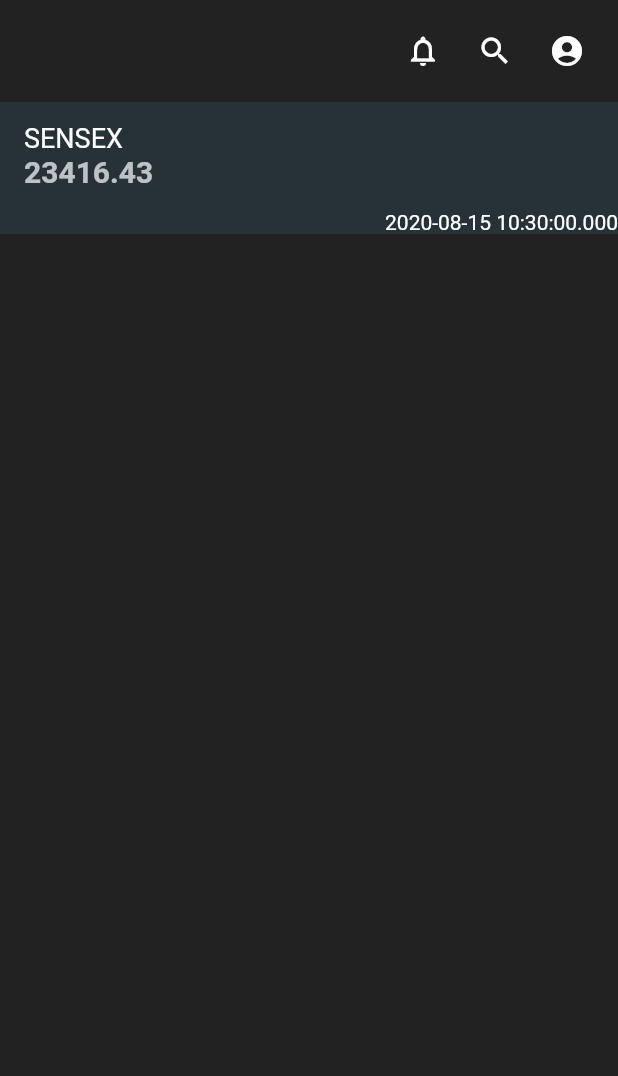
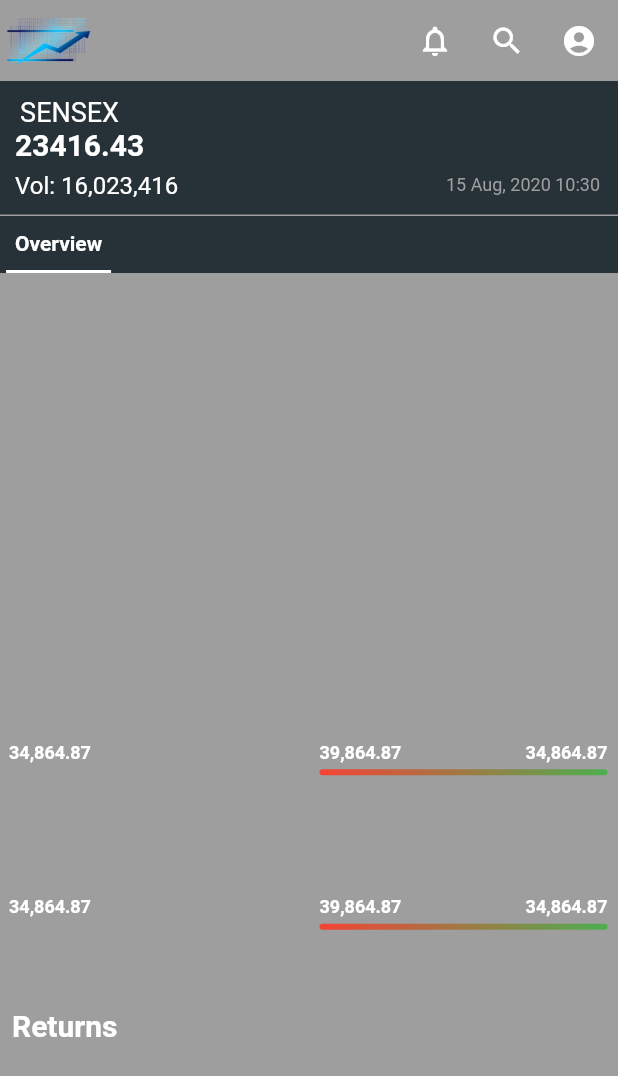
Before and after one commit to kodekittu/flipr_stock_app, a Flutter app: the HomePage screen opened by its route, on a phone screen of 412 x 824 dp. Shown: the top 1076 px of the screen. Run offline on Flutter 3.47's test engine with Material 2 defaults, Android fonts, the light colour scheme and no system bars; our stand-ins replace fluttertoast, wave.

Commit message:
added all tiles

```diff
--- a/lib/homePage.dart
+++ b/lib/homePage.dart
@@ -1,5 +1,10 @@
+import 'package:flipr_stock_app/widgets/returns.dart';
+import 'package:flipr_stock_app/widgets/withSlider.dart';
 import 'package:flutter/cupertino.dart';
 import 'package:flutter/material.dart';
+import 'package:intl/intl.dart';
+
+import 'widgets/tile.dart';
 
 class HomePage extends StatefulWidget {
   @override
@@ -7,15 +12,23 @@
 }
 
 class _HomePageState extends State<HomePage> {
+
+  DateTime d = DateTime.now();
   @override
   Widget build(BuildContext context) {
+    MediaQueryData data = MediaQuery.of(context);
+    final orientation = MediaQuery.of(context).orientation;
     return Scaffold(
-      backgroundColor: Colors.black87,
+      backgroundColor: Colors.black38,
       body: SafeArea(
         child: Column(
           children: [
             Padding(
-              padding: const EdgeInsets.all(10.0),
+              padding: const EdgeInsets.all(2.0),
+              child: Row( mainAxisAlignment: MainAxisAlignment.spaceBetween,
+                children: [
+                  Image.asset("assets/images/logo.png", height: 50, width: 60,),
+                  Container(
                     child: Row( mainAxisAlignment: MainAxisAlignment.end,
                       children: [
                         IconButton(
@@ -39,38 +52,166 @@
                       ],
                     ),
                   ),
+                ],
+              ),
+            ),
             Container(
+              alignment: Alignment.topLeft,
               color: Colors.blueGrey[900],
-              child: Row(
-                children: <Widget>[
-                  Expanded(
+              child: Padding(
+                padding: const EdgeInsets.all(10.0),
                 child: Column(
                   children: [
-                        ListTile(
-                          title: Text("SENSEX",
+                  Row(mainAxisAlignment: MainAxisAlignment.start,
+                    children: [
+                      Column(
+                        children: [
+                          Text("SENSEX   ",
                           style: TextStyle(fontSize: 18),
                           ),
-                          subtitle: Text("23416.43",
+                          Text("23416.43",
                             style: TextStyle(
                                 fontSize: 20, fontWeight: FontWeight.bold
                             ),
                           ),
+                        ],
                       ),
-                        Row( mainAxisAlignment: MainAxisAlignment.end,
+                    ],
+                  ),
+                    SizedBox(height: 6),
+                    Row( mainAxisAlignment: MainAxisAlignment.spaceBetween,
                       children: [
-                            Text(DateTime.now().toString())
-                          ],
+                        Text("Vol: 16,023,416",
+                          style: TextStyle(
+                            fontSize: 16,
+                          ),
+                        ),
+                        Padding(
+                          padding: const EdgeInsets.all(2.0),
+                          child: Text("${DateFormat("d MMM").format(d)}, ${DateFormat("y").format(d)} ${DateFormat("Hm").format(d)}",
+                            style: TextStyle(
+                                color: Colors.grey, fontSize: 12                                  ),
+                          ),
                         )
                       ],
-                    ),
-
                     ),
                   ],
                 ),
               ),
+            ),
+            Container(
+              height: 1,
+              color: Colors.blueGrey[1000],
+            ),
+            Container(
+              color: Colors.blueGrey[900],
+              child: Row(
+                children: [
+                  Column(
+                    children: [
+                      Padding(
+                        padding: const EdgeInsets.all(10.0),
+                        child: Text(
+                          "Overview",
+                          style: TextStyle(
+                              fontWeight: FontWeight.bold
+                          )
+                        ),
+                      ),
+                      Container(
+                        height: 2,
+                        width: 70,
+                        color: Colors.white,
+                      ),
+                    ],
+                  ),
+                ],
+              ),
+            ),
+            Container(
+              height: data.size.height* 0.67,
+              child: ListView(
+                children: [
+                  Container(
+                    height: 260,
+                  ),
+                  Divider(
+                    color: Colors.grey,
+                  ),
+                  GridView(
+                    gridDelegate: SliverGridDelegateWithFixedCrossAxisCount(
+                      crossAxisCount: (orientation == Orientation.portrait) ? 2 : 3,
+                      childAspectRatio: MediaQuery.of(context).size.width /
+                          (MediaQuery.of(context).size.height / 4),
+                    ),
+                    shrinkWrap: true,
+                    physics: ScrollPhysics(),
+                    scrollDirection: Axis.vertical,
+                    children: [
+                      tile("OPEN PRICE", "34,864.87"),
+                      tileWithSlider("TODAY'S LOW/HIGH", "34,864.87","39,864.87",  context),
+                      tile("PREVIOUS CLOSE", "34,864.87"),
+                      tileWithSlider("TODAY'S LOW/HIGH", "34,864.87","39,864.87",  context),
+                    ],
+                  ),
+                  heading("Returns"),
+                  GridView(
+                    gridDelegate: SliverGridDelegateWithFixedCrossAxisCount(
+                      crossAxisCount: (orientation == Orientation.portrait) ? 2 : 3,
+                      childAspectRatio: MediaQuery.of(context).size.width /
+                          (MediaQuery.of(context).size.height / 4),
+                    ),
+                    shrinkWrap: true,
+                    physics: ScrollPhysics(),
+                    scrollDirection: Axis.vertical,
+                    children: [
+                      returnTile("YTD", "-8.77%", Colors.red),
+                      returnTile("1 WEEK", "-8.77%", Colors.red),
+                      returnTile("1 MONTH", "1.77%", Colors.green),
+                      returnTile("3 MONTHS", "18.77%", Colors.green),
+                      returnTile("6 MONTH", "-3.77%", Colors.red),
+                      returnTile("1 YEAR", "8.77%", Colors.green),
+                      returnTile("2 YEAR", "-1.77%", Colors.red),
+                      returnTile("3 YEAR", "5.7%", Colors.green),
+                    ],
+                  ),
+                  heading("Simple Moving Averages"),
+                  GridView(
+                    gridDelegate: SliverGridDelegateWithFixedCrossAxisCount(
+                      crossAxisCount: (orientation == Orientation.portrait) ? 2 : 3,
+                      childAspectRatio: MediaQuery.of(context).size.width /
+                          (MediaQuery.of(context).size.height / 4),
+                    ),
+                    shrinkWrap: true,
+                    physics: ScrollPhysics(),
+                    scrollDirection: Axis.vertical,
+                    children: [
+                      tile("30 DAYS", "34,864.87"),
+                      tile("50 DAYS", "34,864.87"),
+                      tile("150 DAYS", "34,864.87"),
+                      tile("200 DAYS", "34,864.87"),
+                    ],
+                  ),
+
+                ],
+              ),
+            )
           ],
         ),
       ),
     );
   }
+
+  Widget heading(String title){
+    return Padding(
+      padding: const EdgeInsets.all(8.0),
+      child: Text(
+        title,
+        style: TextStyle(
+          fontWeight: FontWeight.bold,
+          fontSize: 20
+        ),
+      ),
+    );
   }
+}
--- /dev/null
+++ b/lib/widgets/returns.dart
@@ -0,0 +1,30 @@
+import 'package:flutter/material.dart';
+
+Widget returnTile(String title, String val, Color color){
+  return Padding(
+    padding: const EdgeInsets.only(left:4.0, right: 4),
+    child: Column(
+      children: [
+        ListTile(
+          contentPadding: EdgeInsets.symmetric(horizontal: 2),
+          dense: true,
+          title: Text(title,
+            style: TextStyle(
+                color: Colors.grey,
+                fontSize: 12
+            ),
+          ),
+          subtitle: Text(val,
+            style: TextStyle(
+                color: color,
+                fontSize: 12,
+            ),
+          ),
+        ),
+        Divider(
+          color: Colors.grey,
+        ),
+      ],
+    ),
+  );
+}
--- /dev/null
+++ b/lib/widgets/tile.dart
@@ -0,0 +1,30 @@
+import 'package:flutter/material.dart';
+
+Widget tile(String title, String val){
+  return Padding(
+    padding: const EdgeInsets.only(left:4.0, right: 4),
+    child: Column(
+      children: [
+        ListTile(
+          contentPadding: EdgeInsets.symmetric(horizontal: 2),
+          dense: true,
+          title: Text(title,
+            style: TextStyle(
+                color: Colors.grey,
+                fontSize: 12
+            ),
+          ),
+          subtitle: Text(val,
+            style: TextStyle(
+                color: Colors.white,
+                fontSize: 12, fontWeight: FontWeight.bold
+            ),
+          ),
+        ),
+        Divider(
+          color: Colors.grey,
+        ),
+      ],
+    ),
+  );
+}
--- /dev/null
+++ b/lib/widgets/withSlider.dart
@@ -0,0 +1,61 @@
+import 'package:flutter/material.dart';
+
+Widget tileWithSlider(String title, String Hval,String Lval, context){
+  MediaQueryData data = MediaQuery.of(context);
+  return Padding(
+    padding: const EdgeInsets.only(left:5.0, right: 5),
+    child: Column(
+      children: [
+        ListTile(
+          contentPadding: EdgeInsets.symmetric(horizontal: 2),
+          dense: true,
+          title: Text(title,
+            style: TextStyle(
+                color: Colors.grey,
+                fontSize: 12
+            ),
+          ),
+          subtitle: Column(
+            children: [
+              Row( mainAxisAlignment: MainAxisAlignment.spaceBetween,
+                children: [
+                  Text(Lval,
+                    style: TextStyle(
+                        color: Colors.white,
+                        fontSize: 12, fontWeight: FontWeight.bold
+                    ),
+                  ),
+                  Text(Hval,
+                    style: TextStyle(
+                        color: Colors.white,
+                        fontSize: 12, fontWeight: FontWeight.bold
+                    ),
+                  ),
+                ],
+              ),
+              SizedBox(height: 4,),
+              Container(
+                height: 4,
+                width: data.size.width *0.92,
+                decoration: BoxDecoration(
+                    gradient: LinearGradient(
+                        colors: [
+                          Colors.green,
+                          Colors.red,
+                        ],
+                        begin: Alignment.topRight,
+                        end: Alignment.topLeft
+                    ),
+                  borderRadius: BorderRadius.all(Radius.circular(40)),
+                  ),
+                ),
+            ],
+          ),
+        ),
+        Divider(
+          color: Colors.grey,
+        ),
+      ],
+    ),
+  );
+}
```
Also changed, not shown: lib/widgets/notificationBar.dart (added). Lines whose indentation alone changed are shown as unchanged.
